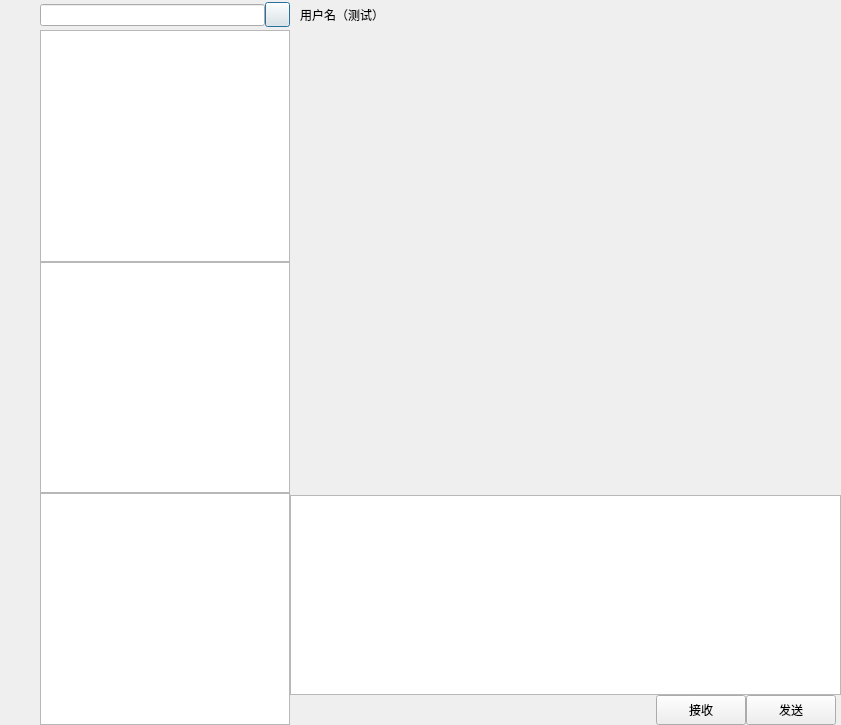
The window that QT_Client/KOOB/chatdialog.ui (hijamkey-gif/KOOB) describes before a commit, drawn with Qt 5.
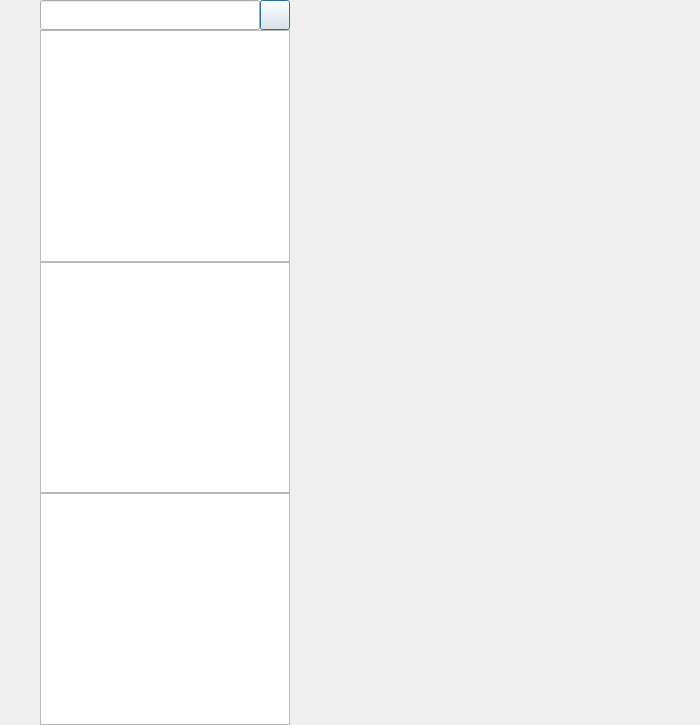
The same window after the commit. Custom widgets are drawn as their Qt base class.

Diff of the .ui file:
```diff
--- a/QT_Client/KOOB/chatdialog.ui
+++ b/QT_Client/KOOB/chatdialog.ui
@@ -6,7 +6,7 @@
    <rect>
     <x>0</x>
     <y>0</y>
-    <width>841</width>
+    <width>700</width>
     <height>725</height>
    </rect>
   </property>
@@ -226,20 +226,33 @@
           <number>0</number>
          </property>
          <item>
-          <widget class="CustomizeEdit" name="search_edit"/>
+          <widget class="CustomizeEdit" name="search_edit">
+           <property name="minimumSize">
+            <size>
+             <width>0</width>
+             <height>30</height>
+            </size>
+           </property>
+           <property name="maximumSize">
+            <size>
+             <width>16777215</width>
+             <height>30</height>
+            </size>
+           </property>
+          </widget>
          </item>
          <item>
           <widget class="ClickedBtn" name="add_btn">
            <property name="minimumSize">
             <size>
-             <width>25</width>
-             <height>25</height>
+             <width>30</width>
+             <height>30</height>
             </size>
            </property>
            <property name="maximumSize">
             <size>
-             <width>25</width>
-             <height>25</height>
+             <width>30</width>
+             <height>30</height>
             </size>
            </property>
            <property name="text">
@@ -263,249 +276,9 @@
     </widget>
    </item>
    <item>
-    <widget class="QWidget" name="chat_data_wid" native="true">
-     <property name="maximumSize">
-      <size>
-       <width>16777215</width>
-       <height>16777215</height>
-      </size>
-     </property>
-     <layout class="QVBoxLayout" name="verticalLayout_4">
-      <property name="spacing">
-       <number>0</number>
-      </property>
-      <property name="leftMargin">
-       <number>0</number>
-      </property>
-      <property name="topMargin">
-       <number>0</number>
-      </property>
-      <property name="rightMargin">
-       <number>0</number>
-      </property>
-      <property name="bottomMargin">
-       <number>0</number>
-      </property>
-      <item>
-       <widget class="QWidget" name="title_wid" native="true">
-        <property name="maximumSize">
-         <size>
-          <width>16777215</width>
-          <height>30</height>
-         </size>
-        </property>
-        <layout class="QHBoxLayout" name="horizontalLayout_3">
-         <property name="spacing">
-          <number>0</number>
-         </property>
-         <property name="leftMargin">
-          <number>10</number>
-         </property>
-         <property name="topMargin">
-          <number>0</number>
-         </property>
-         <property name="rightMargin">
-          <number>0</number>
-         </property>
-         <property name="bottomMargin">
-          <number>0</number>
-         </property>
-         <item>
-          <widget class="QLabel" name="title_lb">
-           <property name="maximumSize">
-            <size>
-             <width>16777215</width>
-             <height>1000</height>
-            </size>
-           </property>
-           <property name="cursor">
-            <cursorShape>UpArrowCursor</cursorShape>
-           </property>
-           <property name="text">
-            <string>用户名（测试）</string>
-           </property>
-          </widget>
-         </item>
-        </layout>
-       </widget>
-      </item>
-      <item>
-       <widget class="QWidget" name="chat_data_list" native="true">
-        <property name="minimumSize">
-         <size>
-          <width>0</width>
-          <height>200</height>
-         </size>
-        </property>
-       </widget>
-      </item>
-      <item>
-       <widget class="QWidget" name="tool_wid" native="true">
-        <property name="maximumSize">
-         <size>
-          <width>16777215</width>
-          <height>30</height>
-         </size>
-        </property>
-        <layout class="QHBoxLayout" name="horizontalLayout_4">
-         <property name="spacing">
-          <number>10</number>
-         </property>
-         <property name="leftMargin">
-          <number>10</number>
-         </property>
-         <property name="topMargin">
-          <number>0</number>
-         </property>
-         <property name="rightMargin">
-          <number>0</number>
-         </property>
-         <property name="bottomMargin">
-          <number>0</number>
-         </property>
-         <item>
-          <widget class="QLabel" name="emo_lb">
-           <property name="minimumSize">
-            <size>
-             <width>30</width>
-             <height>30</height>
-            </size>
-           </property>
-           <property name="maximumSize">
-            <size>
-             <width>30</width>
-             <height>30</height>
-            </size>
-           </property>
-           <property name="text">
-            <string/>
-           </property>
-          </widget>
-         </item>
-         <item>
-          <widget class="QLabel" name="file_lb">
-           <property name="minimumSize">
-            <size>
-             <width>30</width>
-             <height>30</height>
-            </size>
-           </property>
-           <property name="maximumSize">
-            <size>
-             <width>30</width>
-             <height>30</height>
-            </size>
-           </property>
-           <property name="text">
-            <string/>
-           </property>
-          </widget>
-         </item>
-         <item>
-          <spacer name="horizontalSpacer">
-           <property name="orientation">
-            <enum>Qt::Horizontal</enum>
-           </property>
-           <property name="sizeHint" stdset="0">
-            <size>
-             <width>40</width>
-             <height>20</height>
-            </size>
-           </property>
-          </spacer>
-         </item>
-        </layout>
-       </widget>
-      </item>
-      <item>
-       <widget class="QTextEdit" name="chatEdit">
-        <property name="maximumSize">
-         <size>
-          <width>16777215</width>
-          <height>200</height>
-         </size>
-        </property>
-       </widget>
-      </item>
-      <item>
-       <widget class="QWidget" name="button_lb" native="true">
-        <property name="maximumSize">
-         <size>
-          <width>16777215</width>
-          <height>30</height>
-         </size>
-        </property>
-        <layout class="QHBoxLayout" name="horizontalLayout_5">
-         <property name="spacing">
-          <number>0</number>
-         </property>
-         <property name="leftMargin">
-          <number>0</number>
-         </property>
-         <property name="topMargin">
-          <number>0</number>
-         </property>
-         <property name="rightMargin">
-          <number>5</number>
-         </property>
-         <property name="bottomMargin">
-          <number>0</number>
-         </property>
-         <item>
-          <spacer name="horizontalSpacer_2">
-           <property name="orientation">
-            <enum>Qt::Horizontal</enum>
-           </property>
-           <property name="sizeHint" stdset="0">
-            <size>
-             <width>40</width>
-             <height>20</height>
-            </size>
-           </property>
-          </spacer>
-         </item>
-         <item>
-          <widget class="QPushButton" name="pushButton">
-           <property name="minimumSize">
-            <size>
-             <width>90</width>
-             <height>30</height>
-            </size>
-           </property>
-           <property name="maximumSize">
-            <size>
-             <width>90</width>
-             <height>60</height>
-            </size>
-           </property>
-           <property name="text">
-            <string>接收</string>
-           </property>
-          </widget>
-         </item>
-         <item>
-          <widget class="QPushButton" name="pushButton_2">
-           <property name="minimumSize">
-            <size>
-             <width>90</width>
-             <height>30</height>
-            </size>
-           </property>
-           <property name="maximumSize">
-            <size>
-             <width>90</width>
-             <height>30</height>
-            </size>
-           </property>
-           <property name="text">
-            <string>发送</string>
-           </property>
-          </widget>
-         </item>
-        </layout>
-       </widget>
-      </item>
-     </layout>
+    <widget class="QStackedWidget" name="stackedWidget">
+     <widget class="ChatPage" name="chat_page"/>
+     <widget class="QWidget" name="friend_apply_page"/>
     </widget>
    </item>
   </layout>
@@ -526,6 +299,12 @@
    <extends>QListWidget</extends>
    <header location="global">chatuserlist.h</header>
   </customwidget>
+  <customwidget>
+   <class>ChatPage</class>
+   <extends>QWidget</extends>
+   <header location="global">chatpage.h</header>
+   <container>1</container>
+  </customwidget>
  </customwidgets>
  <resources/>
  <connections/>
```
